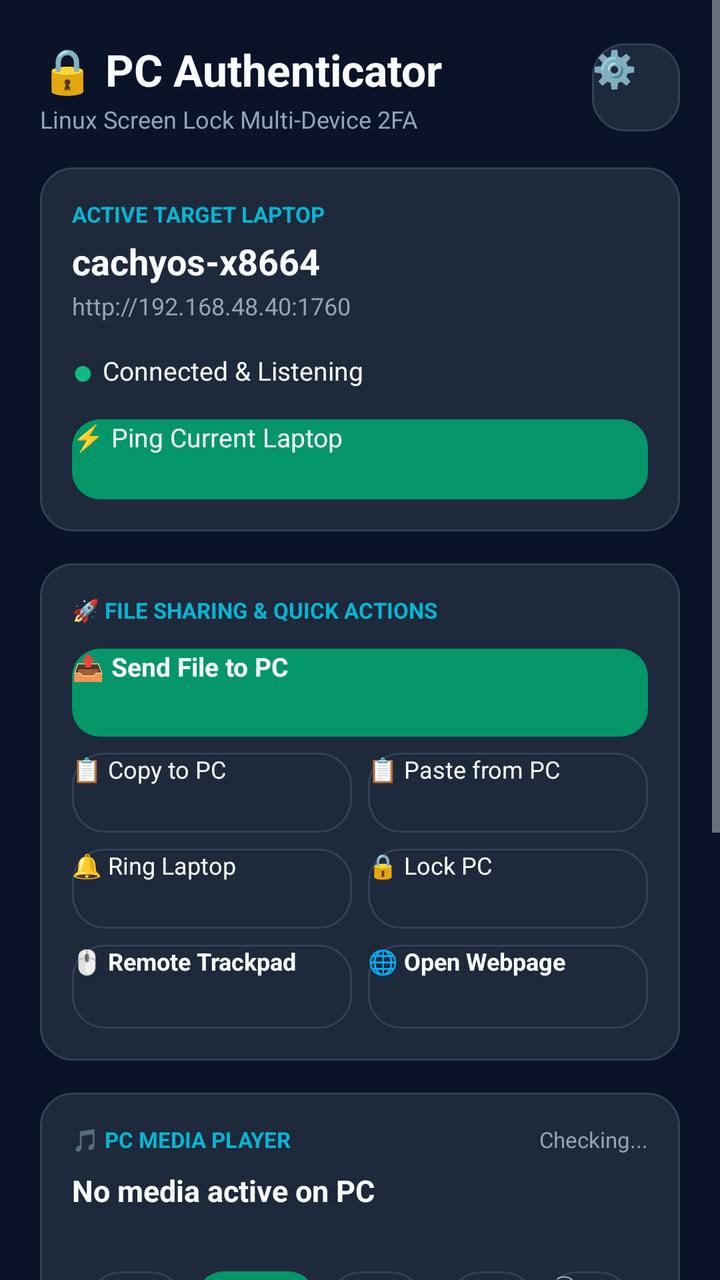
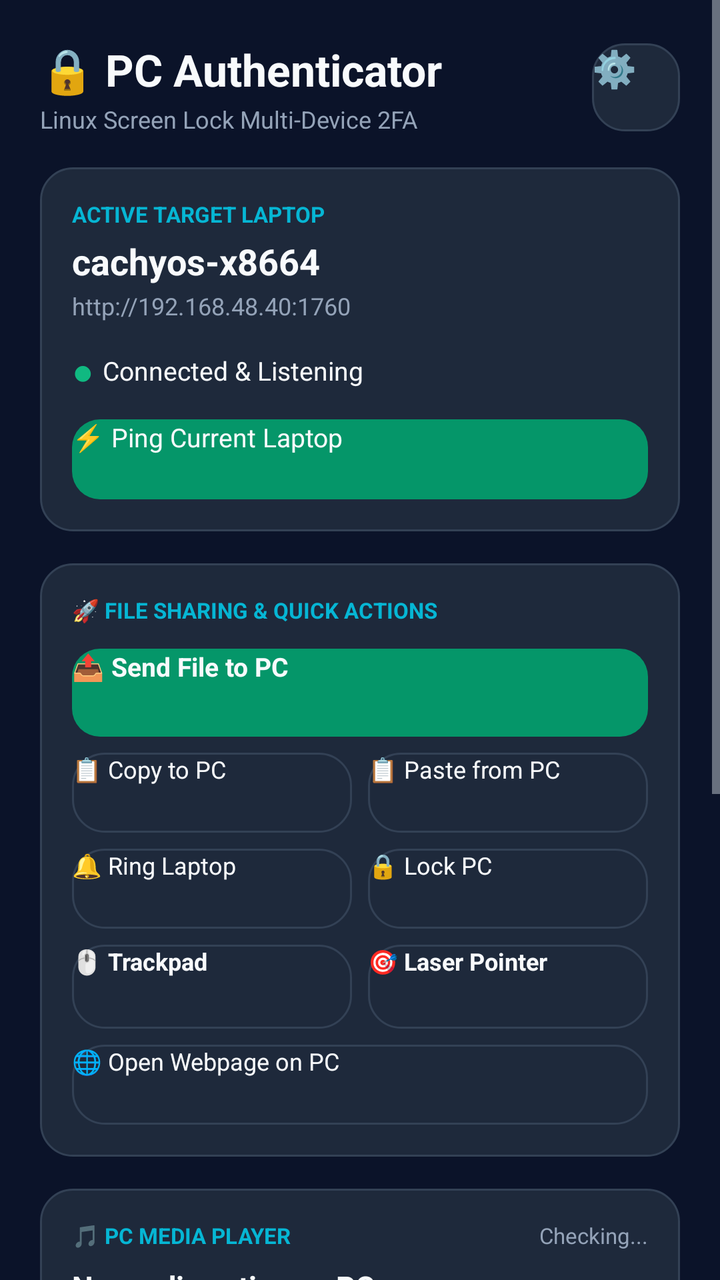

Compare the two renders of this Android layout. The source of the first and the diff that turns it into the second are given below.
<!-- AndroidManifest.xml: application theme AppTheme -->
<!-- res/layout/activity_main.xml -->
<?xml version="1.0" encoding="utf-8"?>
<ScrollView xmlns:android="http://schemas.android.com/apk/res/android"
    android:layout_width="match_parent"
    android:layout_height="match_parent"
    android:background="@color/bg_dark"
    android:fillViewport="true">

    <LinearLayout
        android:layout_width="match_parent"
        android:layout_height="wrap_content"
        android:orientation="vertical"
        android:padding="20dp">

        
        <LinearLayout
            android:layout_width="match_parent"
            android:layout_height="wrap_content"
            android:orientation="horizontal"
            android:gravity="center_vertical"
            android:layout_marginBottom="16dp">

            <LinearLayout
                android:layout_width="0dp"
                android:layout_height="wrap_content"
                android:layout_weight="1"
                android:orientation="vertical">

                <TextView
                    android:layout_width="wrap_content"
                    android:layout_height="wrap_content"
                    android:text="🔒 PC Authenticator"
                    android:textSize="22sp"
                    android:textStyle="bold"
                    android:textColor="@color/text_white" />

                <TextView
                    android:layout_width="wrap_content"
                    android:layout_height="wrap_content"
                    android:text="Linux Screen Lock Multi-Device 2FA"
                    android:textSize="12sp"
                    android:textColor="@color/text_muted"
                    android:layout_marginTop="2dp" />
            </LinearLayout>

            <Button
                android:id="@+id/btn_settings"
                android:layout_width="44dp"
                android:layout_height="44dp"
                android:text="⚙️"
                android:textSize="18sp"
                android:textColor="@color/text_white"
                android:background="@drawable/card_bg" />
        </LinearLayout>

        
        <LinearLayout
            android:layout_width="match_parent"
            android:layout_height="wrap_content"
            android:orientation="vertical"
            android:background="@drawable/card_bg"
            android:padding="16dp"
            android:layout_marginBottom="16dp">

            <TextView
                android:layout_width="wrap_content"
                android:layout_height="wrap_content"
                android:text="ACTIVE TARGET LAPTOP"
                android:textSize="11sp"
                android:textStyle="bold"
                android:textColor="@color/accent_cyan" />

            <TextView
                android:id="@+id/tv_hostname"
                android:layout_width="wrap_content"
                android:layout_height="wrap_content"
                android:text="cachyos-x8664"
                android:textSize="18sp"
                android:textStyle="bold"
                android:textColor="@color/text_white"
                android:layout_marginTop="4dp" />

            <TextView
                android:id="@+id/tv_active_ip"
                android:layout_width="wrap_content"
                android:layout_height="wrap_content"
                android:text="http://192.168.48.40:1760"
                android:textSize="12sp"
                android:textColor="@color/text_muted"
                android:layout_marginTop="2dp" />

            <LinearLayout
                android:layout_width="match_parent"
                android:layout_height="wrap_content"
                android:orientation="horizontal"
                android:gravity="center_vertical"
                android:layout_marginTop="12dp">

                <TextView
                    android:id="@+id/tv_status_dot"
                    android:layout_width="wrap_content"
                    android:layout_height="wrap_content"
                    android:text="● "
                    android:textSize="18sp"
                    android:textColor="@color/status_green" />

                <TextView
                    android:id="@+id/tv_status_text"
                    android:layout_width="wrap_content"
                    android:layout_height="wrap_content"
                    android:text="Connected &amp; Listening"
                    android:textSize="13sp"
                    android:textColor="@color/text_white" />
            </LinearLayout>

            <Button
                android:id="@+id/btn_test_connection"
                android:layout_width="match_parent"
                android:layout_height="40dp"
                android:text="⚡ Ping Current Laptop"
                android:textSize="13sp"
                android:textColor="@color/text_white"
                android:background="@drawable/btn_approve"
                android:layout_marginTop="12dp" />
        </LinearLayout>

        
        <LinearLayout
            android:id="@+id/layout_challenge"
            android:layout_width="match_parent"
            android:layout_height="wrap_content"
            android:orientation="vertical"
            android:background="@drawable/card_bg"
            android:padding="20dp"
            android:layout_marginBottom="16dp"
            android:visibility="gone">

            <TextView
                android:layout_width="wrap_content"
                android:layout_height="wrap_content"
                android:text="⚠️ UNLOCK CHALLENGE ACTIVE"
                android:textSize="13sp"
                android:textStyle="bold"
                android:textColor="@color/accent_cyan" />

            <TextView
                android:id="@+id/tv_challenge_message"
                android:layout_width="wrap_content"
                android:layout_height="wrap_content"
                android:text="Login requested on your laptop. Approve to unlock."
                android:textSize="16sp"
                android:textColor="@color/text_white"
                android:layout_marginTop="8dp" />

            <TextView
                android:id="@+id/tv_timer"
                android:layout_width="wrap_content"
                android:layout_height="wrap_content"
                android:text="Expires in: 35s"
                android:textSize="14sp"
                android:textColor="@color/text_muted"
                android:layout_marginTop="6dp" />

            <Button
                android:id="@+id/btn_approve_challenge"
                android:layout_width="match_parent"
                android:layout_height="54dp"
                android:text="👆 APPROVE WITH FINGERPRINT"
                android:textSize="15sp"
                android:textStyle="bold"
                android:textColor="@color/text_white"
                android:background="@drawable/btn_approve"
                android:layout_marginTop="16dp" />

            <Button
                android:id="@+id/btn_deny_challenge"
                android:layout_width="match_parent"
                android:layout_height="44dp"
                android:text="❌ DENY"
                android:textSize="14sp"
                android:textColor="@color/text_white"
                android:background="@drawable/btn_deny"
                android:layout_marginTop="10dp" />
        </LinearLayout>

        
        <LinearLayout
            android:layout_width="match_parent"
            android:layout_height="wrap_content"
            android:orientation="vertical"
            android:background="@drawable/card_bg"
            android:padding="16dp"
            android:layout_marginBottom="16dp">

            <TextView
                android:layout_width="wrap_content"
                android:layout_height="wrap_content"
                android:text="🚀 FILE SHARING &amp; QUICK ACTIONS"
                android:textSize="11sp"
                android:textStyle="bold"
                android:textColor="@color/accent_cyan" />

            <Button
                android:id="@+id/btn_send_file_to_pc"
                android:layout_width="match_parent"
                android:layout_height="44dp"
                android:text="📤 Send File to PC"
                android:textSize="13sp"
                android:textStyle="bold"
                android:textColor="@color/text_white"
                android:background="@drawable/btn_approve"
                android:layout_marginTop="12dp" />

            <LinearLayout
                android:layout_width="match_parent"
                android:layout_height="wrap_content"
                android:orientation="horizontal"
                android:layout_marginTop="8dp">

                <Button
                    android:id="@+id/btn_send_clip_to_pc"
                    android:layout_width="0dp"
                    android:layout_height="40dp"
                    android:layout_weight="1"
                    android:text="📋 Copy to PC"
                    android:textSize="12sp"
                    android:textColor="@color/text_white"
                    android:background="@drawable/card_bg"
                    android:layout_marginEnd="4dp" />

                <Button
                    android:id="@+id/btn_get_clip_from_pc"
                    android:layout_width="0dp"
                    android:layout_height="40dp"
                    android:layout_weight="1"
                    android:text="📋 Paste from PC"
                    android:textSize="12sp"
                    android:textColor="@color/text_white"
                    android:background="@drawable/card_bg"
                    android:layout_marginStart="4dp" />
            </LinearLayout>

            <LinearLayout
                android:layout_width="match_parent"
                android:layout_height="wrap_content"
                android:orientation="horizontal"
                android:layout_marginTop="8dp">

                <Button
                    android:id="@+id/btn_ring_pc"
                    android:layout_width="0dp"
                    android:layout_height="40dp"
                    android:layout_weight="1"
                    android:text="🔔 Ring Laptop"
                    android:textSize="12sp"
                    android:textColor="@color/text_white"
                    android:background="@drawable/card_bg"
                    android:layout_marginEnd="4dp" />

                <Button
                    android:id="@+id/btn_lock_pc"
                    android:layout_width="0dp"
                    android:layout_height="40dp"
                    android:layout_weight="1"
                    android:text="🔒 Lock PC"
                    android:textSize="12sp"
                    android:textColor="@color/text_white"
                    android:background="@drawable/card_bg"
                    android:layout_marginStart="4dp" />
            </LinearLayout>

            <LinearLayout
                android:layout_width="match_parent"
                android:layout_height="wrap_content"
                android:orientation="horizontal"
                android:layout_marginTop="8dp">

                <Button
                    android:id="@+id/btn_remote_trackpad"
                    android:layout_width="0dp"
                    android:layout_height="42dp"
                    android:layout_weight="1"
                    android:text="🖱️ Remote Trackpad"
                    android:textSize="12sp"
                    android:textStyle="bold"
                    android:textColor="@color/text_white"
                    android:background="@drawable/card_bg"
                    android:layout_marginEnd="4dp" />

                <Button
                    android:id="@+id/btn_open_webpage"
                    android:layout_width="0dp"
                    android:layout_height="42dp"
                    android:layout_weight="1"
                    android:text="🌐 Open Webpage"
                    android:textSize="12sp"
                    android:textStyle="bold"
                    android:textColor="@color/text_white"
                    android:background="@drawable/card_bg"
                    android:layout_marginStart="4dp" />
            </LinearLayout>
        </LinearLayout>

        
        <LinearLayout
            android:id="@+id/layout_media"
            android:layout_width="match_parent"
            android:layout_height="wrap_content"
            android:orientation="vertical"
            android:background="@drawable/card_bg"
            android:padding="16dp"
            android:layout_marginBottom="16dp">

            <LinearLayout
                android:layout_width="match_parent"
                android:layout_height="wrap_content"
                android:orientation="horizontal"
                android:gravity="center_vertical">

                <TextView
                    android:layout_width="0dp"
                    android:layout_height="wrap_content"
                    android:layout_weight="1"
                    android:text="🎵 PC MEDIA PLAYER"
                    android:textSize="11sp"
                    android:textStyle="bold"
                    android:textColor="@color/accent_cyan" />

                <TextView
                    android:id="@+id/tv_media_status"
                    android:layout_width="wrap_content"
                    android:layout_height="wrap_content"
                    android:text="Checking..."
                    android:textSize="11sp"
                    android:textColor="@color/text_muted" />
            </LinearLayout>

            <TextView
                android:id="@+id/tv_media_title"
                android:layout_width="wrap_content"
                android:layout_height="wrap_content"
                android:text="No media active on PC"
                android:textSize="15sp"
                android:textStyle="bold"
                android:textColor="@color/text_white"
                android:singleLine="true"
                android:ellipsize="end"
                android:layout_marginTop="8dp" />

            <TextView
                android:id="@+id/tv_media_artist"
                android:layout_width="wrap_content"
                android:layout_height="wrap_content"
                android:text=""
                android:textSize="12sp"
                android:textColor="@color/text_muted"
                android:singleLine="true"
                android:ellipsize="end"
                android:layout_marginTop="2dp" />

            
            <LinearLayout
                android:layout_width="match_parent"
                android:layout_height="wrap_content"
                android:orientation="horizontal"
                android:gravity="center"
                android:layout_marginTop="12dp">

                <Button
                    android:id="@+id/btn_media_prev"
                    android:layout_width="48dp"
                    android:layout_height="44dp"
                    android:text="⏮"
                    android:textSize="16sp"
                    android:textColor="@color/text_white"
                    android:background="@drawable/card_bg"
                    android:layout_marginEnd="6dp" />

                <Button
                    android:id="@+id/btn_media_play_pause"
                    android:layout_width="60dp"
                    android:layout_height="44dp"
                    android:text="⏯"
                    android:textSize="18sp"
                    android:textColor="@color/text_white"
                    android:background="@drawable/btn_approve"
                    android:layout_marginEnd="6dp" />

                <Button
                    android:id="@+id/btn_media_next"
                    android:layout_width="48dp"
                    android:layout_height="44dp"
                    android:text="⏭"
                    android:textSize="16sp"
                    android:textColor="@color/text_white"
                    android:background="@drawable/card_bg"
                    android:layout_marginEnd="12dp" />

                <Button
                    android:id="@+id/btn_media_voldown"
                    android:layout_width="44dp"
                    android:layout_height="44dp"
                    android:text="🔉"
                    android:textSize="14sp"
                    android:textColor="@color/text_white"
                    android:background="@drawable/card_bg"
                    android:layout_marginEnd="4dp" />

                <Button
                    android:id="@+id/btn_media_volup"
                    android:layout_width="44dp"
                    android:layout_height="44dp"
                    android:text="🔊"
                    android:textSize="14sp"
                    android:textColor="@color/text_white"
                    android:background="@drawable/card_bg" />
            </LinearLayout>
        </LinearLayout>

        
        <LinearLayout
            android:layout_width="match_parent"
            android:layout_height="wrap_content"
            android:orientation="vertical"
            android:layout_marginBottom="16dp">

            <LinearLayout
                android:layout_width="match_parent"
                android:layout_height="wrap_content"
                android:orientation="horizontal"
                android:gravity="center_vertical"
                android:layout_marginBottom="10dp">

                <TextView
                    android:layout_width="0dp"
                    android:layout_height="wrap_content"
                    android:layout_weight="1"
                    android:text="PAIRED LAPTOPS &amp; PCS"
                    android:textSize="12sp"
                    android:textStyle="bold"
                    android:textColor="@color/accent_cyan" />

                <TextView
                    android:id="@+id/tv_device_count"
                    android:layout_width="wrap_content"
                    android:layout_height="wrap_content"
                    android:text="1 Saved"
                    android:textSize="11sp"
                    android:textColor="@color/text_muted" />
            </LinearLayout>

            
            <LinearLayout
                android:layout_width="match_parent"
                android:layout_height="wrap_content"
                android:orientation="horizontal"
                android:layout_marginBottom="12dp">

                <Button
                    android:id="@+id/btn_scan_network"
                    android:layout_width="0dp"
                    android:layout_height="40dp"
                    android:layout_weight="1"
                    android:text="🔍 Auto-Scan Wi-Fi"
                    android:textSize="12sp"
                    android:textColor="@color/text_white"
                    android:background="@drawable/card_bg"
                    android:layout_marginEnd="6dp" />

                <Button
                    android:id="@+id/btn_add_manual"
                    android:layout_width="0dp"
                    android:layout_height="40dp"
                    android:layout_weight="1"
                    android:text="➕ Add PC Manually"
                    android:textSize="12sp"
                    android:textColor="@color/text_white"
                    android:background="@drawable/card_bg"
                    android:layout_marginStart="6dp" />
            </LinearLayout>

            
            <TextView
                android:id="@+id/tv_scan_status"
                android:layout_width="match_parent"
                android:layout_height="wrap_content"
                android:text="Scanning local network for laptops..."
                android:textColor="@color/accent_cyan"
                android:textSize="12sp"
                android:gravity="center"
                android:padding="8dp"
                android:visibility="gone" />

            
            <LinearLayout
                android:id="@+id/container_devices"
                android:layout_width="match_parent"
                android:layout_height="wrap_content"
                android:orientation="vertical" />

        </LinearLayout>

        
        <LinearLayout
            android:id="@+id/layout_idle"
            android:layout_width="match_parent"
            android:layout_height="wrap_content"
            android:orientation="vertical"
            android:background="@drawable/card_bg"
            android:gravity="center"
            android:padding="20dp">

            <TextView
                android:layout_width="wrap_content"
                android:layout_height="wrap_content"
                android:text="🛡️"
                android:textSize="32sp" />

            <TextView
                android:layout_width="wrap_content"
                android:layout_height="wrap_content"
                android:text="Ready to Authenticate"
                android:textSize="15sp"
                android:textStyle="bold"
                android:textColor="@color/text_white"
                android:layout_marginTop="6dp" />

            <TextView
                android:layout_width="wrap_content"
                android:layout_height="wrap_content"
                android:text="Tap 'Select' on any laptop above to switch which PC to approve. When screen locks, an approval prompt appears instantly."
                android:textSize="12sp"
                android:textColor="@color/text_muted"
                android:gravity="center"
                android:layout_marginTop="4dp" />
        </LinearLayout>

    </LinearLayout>
</ScrollView>
<!-- resources referenced by this layout -->
<resources>
  <color name="accent_cyan">#06b6d4</color>
  <color name="bg_dark">#0b1329</color>
  <color name="status_green">#10b981</color>
  <color name="text_muted">#94a3b8</color>
  <color name="text_white">#f8fafc</color>
  <!-- drawable btn_approve (drawable) -->
  <?xml version="1.0" encoding="utf-8"?>
  <shape xmlns:android="http://schemas.android.com/apk/res/android"
      android:shape="rectangle">
      <solid android:color="@color/btn_approve" />
      <corners android:radius="14dp" />
  </shape>
  <!-- drawable btn_deny (drawable) -->
  <?xml version="1.0" encoding="utf-8"?>
  <shape xmlns:android="http://schemas.android.com/apk/res/android"
      android:shape="rectangle">
      <solid android:color="@color/btn_deny" />
      <corners android:radius="14dp" />
  </shape>
  <!-- drawable card_bg (drawable) -->
  <?xml version="1.0" encoding="utf-8"?>
  <shape xmlns:android="http://schemas.android.com/apk/res/android"
      android:shape="rectangle">
      <solid android:color="@color/card_bg" />
      <corners android:radius="16dp" />
      <stroke android:width="1dp" android:color="@color/card_border" />
  </shape>
  <style name="AppTheme" parent="@android:style/Theme.DeviceDefault.NoActionBar">
          <item name="android:windowBackground">@color/bg_dark</item>
          <item name="android:statusBarColor">@color/bg_dark</item>
          <item name="android:navigationBarColor">@color/bg_dark</item>
      </style>
  <color name="btn_approve">#059669</color>
  <color name="btn_deny">#dc2626</color>
  <color name="card_bg">#1e293b</color>
  <color name="card_border">#334155</color>
</resources>

<!-- the commit's change to res/layout/activity_main.xml (unified diff, before → after) -->
@@ -279,7 +279,7 @@
                     android:layout_width="0dp"
                     android:layout_height="42dp"
                     android:layout_weight="1"
-                    android:text="🖱️ Remote Trackpad"
+                    android:text="🖱️ Trackpad"
                     android:textSize="12sp"
                     android:textStyle="bold"
                     android:textColor="@color/text_white"
@@ -287,17 +287,27 @@
                     android:layout_marginEnd="4dp" />
 
                 <Button
-                    android:id="@+id/btn_open_webpage"
+                    android:id="@+id/btn_laser_pointer"
                     android:layout_width="0dp"
                     android:layout_height="42dp"
                     android:layout_weight="1"
-                    android:text="🌐 Open Webpage"
+                    android:text="🎯 Laser Pointer"
                     android:textSize="12sp"
                     android:textStyle="bold"
                     android:textColor="@color/text_white"
                     android:background="@drawable/card_bg"
                     android:layout_marginStart="4dp" />
             </LinearLayout>
+
+            <Button
+                android:id="@+id/btn_open_webpage"
+                android:layout_width="match_parent"
+                android:layout_height="40dp"
+                android:text="🌐 Open Webpage on PC"
+                android:textSize="12sp"
+                android:textColor="@color/text_white"
+                android:background="@drawable/card_bg"
+                android:layout_marginTop="8dp" />
         </LinearLayout>
 
         
